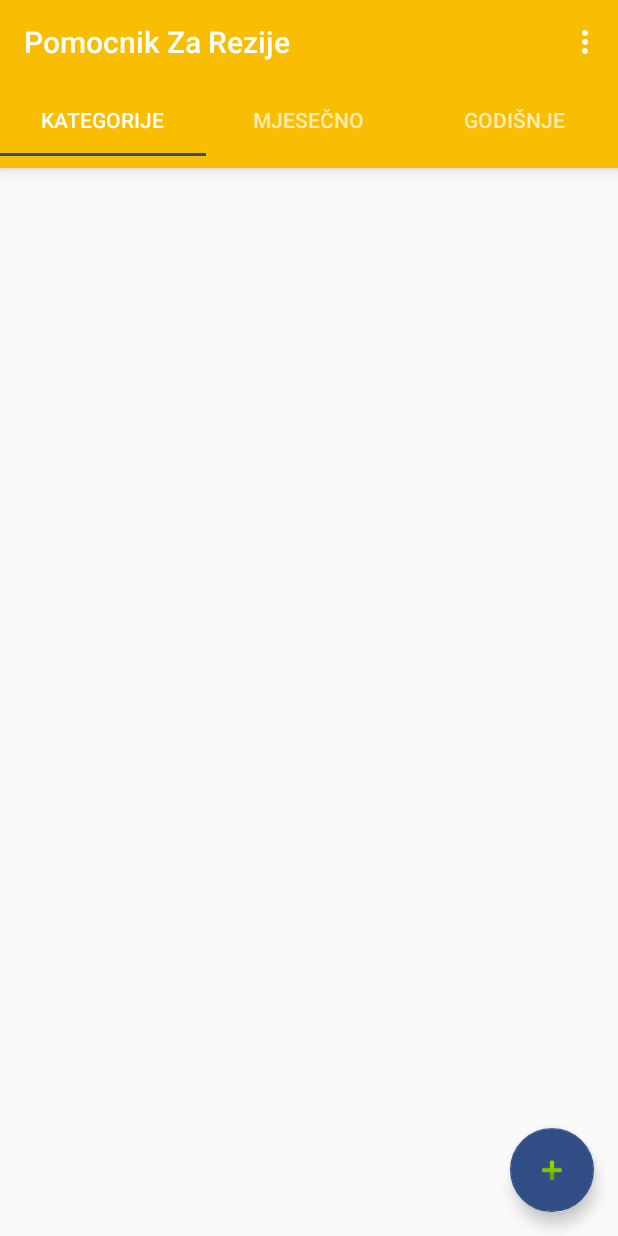
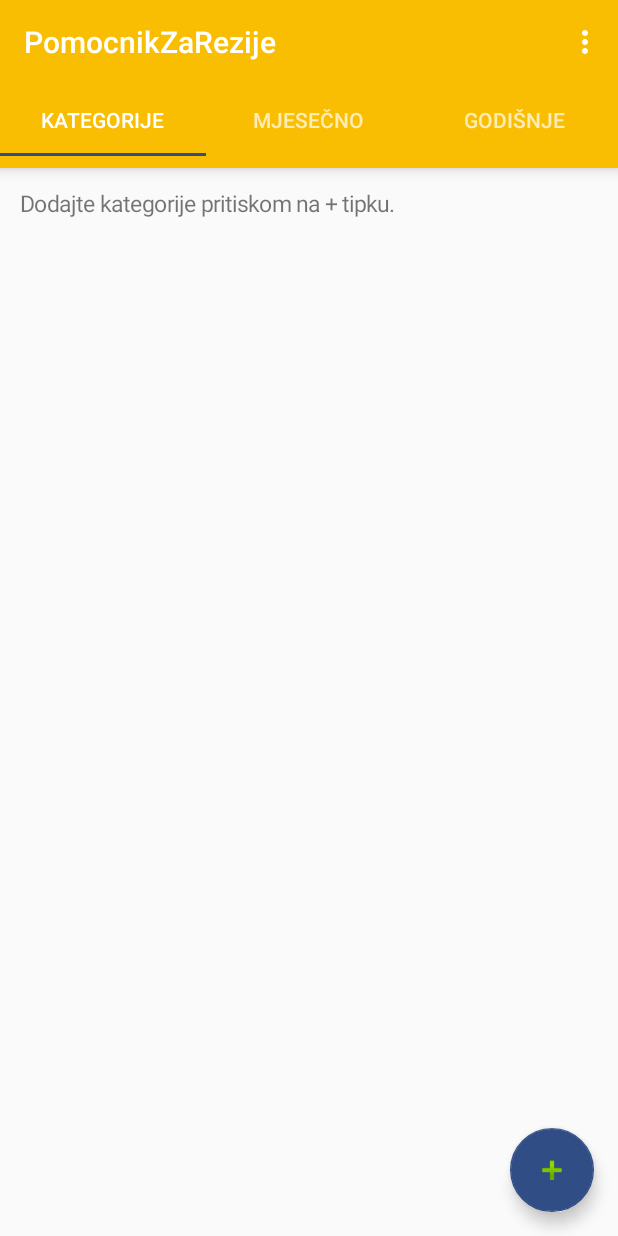
Before and after one commit to salemetal/PomocnikZaRezije2, an Android app: the screen it shows after launch (MainActivity), on a phone screen of 412 x 824 dp. Run offline under Robolectric (Android 15) with nearby library versions, the phone set to English and light mode, and no system bars; 3 statements that could not run were skipped.

Commit message:
ui fixes

```diff
--- a/app/src/main/java/com/sale/pomocnikzarezije/MainActivity.java
+++ b/app/src/main/java/com/sale/pomocnikzarezije/MainActivity.java
@@ -95,11 +95,12 @@ public class MainActivity extends AppCompatActivity implements GoogleApiClient.C
         if(firstTime(utils))
         {
             confirmRestoreGoogleDrive(googleApiClient);
+            utils.writeToSharedPrefsBool(this.getApplicationContext(), utils.PREF_FIRST_TIME, false);
         }
 
         if(utils.readFromSharedPrefsBool(this.getApplicationContext(), Utils.PREF_BCKP, false)) {
             Backup backup = new Backup();
-            backup.backupDBToGD(googleApiClient, this.getApplicationContext());
+            backup.backupDBToGoogleDrive(googleApiClient, this.getApplicationContext());
             //set bckp not nedeed
             utils.writeToSharedPrefsBool(this, Utils.PREF_BCKP, false);
         }
@@ -165,6 +166,7 @@ public class MainActivity extends AppCompatActivity implements GoogleApiClient.C
                         @Override
                         public void onClick(DialogInterface dialog, int id) {
                             restoreFromGoogleDrive(googleApiClient);
+
                         }
                     })
                     .setNegativeButton(R.string.ne, new DialogInterface.OnClickListener() {
@@ -183,7 +185,7 @@ public class MainActivity extends AppCompatActivity implements GoogleApiClient.C
         try
         {
             Backup backup = new Backup();
-            backup.restoreFromGD(googleApiClient, this.getApplicationContext());
+            backup.restoreFromGoogleDrive(googleApiClient, this.getApplicationContext());
         }
         catch (Exception e)
         {
--- a/app/src/main/java/com/sale/pomocnikzarezije/TabHome.java
+++ b/app/src/main/java/com/sale/pomocnikzarezije/TabHome.java
@@ -7,6 +7,7 @@ import android.os.Bundle;
 import android.support.design.widget.FloatingActionButton;
 import android.support.v4.app.Fragment;
 import android.text.InputType;
+import android.util.TypedValue;
 import android.view.ContextMenu;
 import android.view.LayoutInflater;
 import android.view.Menu;
@@ -15,7 +16,9 @@ import android.view.View;
 import android.view.ViewGroup;
 import android.widget.AdapterView;
 import android.widget.EditText;
+import android.widget.LinearLayout;
 import android.widget.ListView;
+import android.widget.TextView;
 import android.widget.Toast;
 
 import com.sale.pomocnikzarezije.db.DBHandler;
@@ -44,7 +47,14 @@ public class TabHome extends Fragment {
 
         if (categoryList.isEmpty())
         {
-            Toast.makeText(this.getContext(), R.string.welcome_message, Toast.LENGTH_LONG).show();
+            LinearLayout layout = (LinearLayout)rootView.findViewById(R.id.llTabHome);
+            TextView textView = new TextView(this.getContext());
+            textView.setText(R.string.welcome_message);
+            textView.setPadding(20,20,0,0);
+            textView.setTextSize(TypedValue.COMPLEX_UNIT_SP, 15);
+            layout.addView(textView);
+
+            //Toast.makeText(this.getContext(), R.string.welcome_message, Toast.LENGTH_LONG).show();
         }
 
         else
@@ -80,7 +90,7 @@ public class TabHome extends Fragment {
             registerForContextMenu(lv);
         }
 
-        FloatingActionButton fab = (FloatingActionButton) rootView.findViewById(R.id.fab_add_category);
+        FloatingActionButton fab = (FloatingActionButton)rootView.findViewById(R.id.fab_add_category);
         fab.setOnClickListener(new View.OnClickListener() {
             @Override
             public void onClick(final View view) {
--- a/app/src/main/res/layout/tab_home.xml
+++ b/app/src/main/res/layout/tab_home.xml
@@ -7,7 +7,8 @@
     <LinearLayout xmlns:android="http://schemas.android.com/apk/res/android"
         android:layout_width="match_parent"
         android:layout_height="match_parent"
-        android:orientation="vertical">
+        android:orientation="vertical"
+        android:id="@+id/llTabHome">
             <ListView
                 android:id="@+id/listViewCategories"
                 android:layout_width="match_parent"
--- a/app/src/main/res/values/strings.xml
+++ b/app/src/main/res/values/strings.xml
@@ -1,7 +1,7 @@
 <resources>
-    <string name="app_name">Pomocnik Za Rezije</string>
+    <string name="app_name">PomocnikZaRezije</string>
     <string name="action_settings">Settings</string>
-    <string name="welcome_message">Dodajte kategorije pritiskom na + tipku.</string>
+    <string name="welcome_message">Dodajte kategorije pritiskom na "+" tipku.</string>
 
     <string name="title_activity_new_category">Dodaj novu kategoriju</string>
 
@@ -62,4 +62,6 @@
     <string name="backup_error">Greška pri backupu!</string>
     <string name="want_bckp_google_drive">Želite li napraviti restore s Google Drive-a?</string>
     <string name="restore_error">Greška pri restore-u s Google Drive-a</string>
+    <string name="restoring">Restoring...</string>
+    <string name="restored">Restored from Googgle Drive</string>
 </resources>
```
Also changed, not shown: app/src/main/java/com/sale/pomocnikzarezije/Backup.java (+10 -17 lines).
